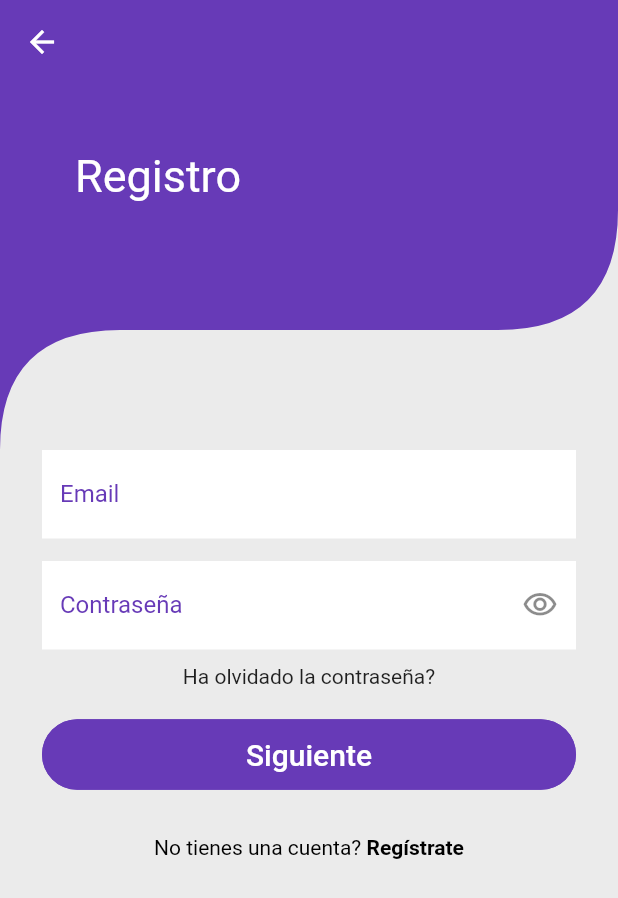
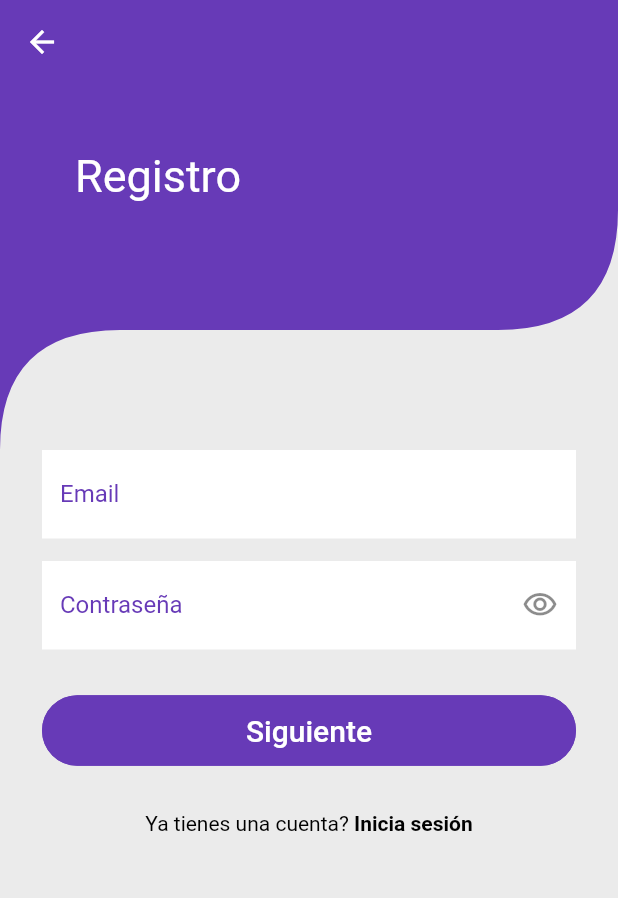
Before and after one commit to stivengm/ShopBeer_2022, a Flutter app: the RegisterView screen opened by its route, on a phone screen of 412 x 824 dp. Shown: the top 898 px of the screen. Run offline on Flutter 3.47's test engine with Material 2 defaults, Android fonts, the phone set to English and light mode, and no system bars; our stand-ins replace bloc, email_validator, equatable, firebase_auth, firebase_core, flutter_bloc and 4 more; accounts and stored records are empty; generated files the repository leaves out were written again; network calls fail.

Commit message:
Fix register with service register.

```diff
--- a/lib/gui/views/register_view/form_register.dart
+++ b/lib/gui/views/register_view/form_register.dart
@@ -1,7 +1,10 @@
 import 'package:flutter/gestures.dart';
 import 'package:flutter/material.dart';
 import 'package:shopbeer/gui/constants.dart';
+import 'package:shopbeer/gui/widgets/notifications_widget.dart';
 import 'package:shopbeer/gui/widgets/primary_button.dart';
+import 'package:firebase_auth/firebase_auth.dart';
+import 'package:email_validator/email_validator.dart';
 
 class FormRegister extends StatefulWidget {
   const FormRegister({ Key? key }) : super(key: key);
@@ -12,6 +15,9 @@ class FormRegister extends StatefulWidget {
 
 class _FormRegisterState extends State<FormRegister> {
   bool _passwordVisible = true;
+  final formKey = GlobalKey<FormState>();
+  TextEditingController emailController = TextEditingController();
+  TextEditingController passwordController = TextEditingController();
 
   @override
   void initState() {
@@ -21,15 +27,16 @@ class _FormRegisterState extends State<FormRegister> {
   @override
   Widget build(BuildContext context) {
     return Form(
+      key: formKey,
       child: Column(
         children: [
           TextFormField(
             textInputAction: TextInputAction.next,
-            onChanged: (value) {
-
-            },
+            controller: emailController,
             keyboardType: TextInputType.emailAddress,
             autocorrect: false,
+            autovalidateMode: AutovalidateMode.onUserInteraction,
+            validator: (email) => email != null && !EmailValidator.validate(email) ? 'Ingrese un email válido' : null,
             decoration: InputDecoration(
               labelText: 'Email',
               labelStyle: const TextStyle(
@@ -50,8 +57,10 @@ class _FormRegisterState extends State<FormRegister> {
           const SizedBox(height: 15.0),
           TextFormField(
             obscureText: _passwordVisible,
-            onChanged: (value) { },
+            controller: passwordController,
             autocorrect: false,
+            autovalidateMode: AutovalidateMode.onUserInteraction,
+            validator: (pass) => pass != null && pass.length < 6 ? 'Ingrese mínimo 6 caracteres' : null,
             decoration: InputDecoration(
               labelText: 'Contraseña',
               labelStyle: const TextStyle(
@@ -82,23 +91,21 @@ class _FormRegisterState extends State<FormRegister> {
             ),
           ),
           const SizedBox(height: 10.0),
-          const Text("Ha olvidado la contraseña?"),
-          // const TextApp(text: 'Ha olvidado la contraseña?', color: blackColor),
           const SizedBox(height: 20.0),
           PrimaryButton(
             text: 'Siguiente',
-            onPressed: () => Navigator.pop(context)
+            onPressed: signUp
           ),
           const SizedBox(height: 30.0),
           RichText(
             text: TextSpan(
-              text: 'No tienes una cuenta?',
+              text: 'Ya tienes una cuenta?',
               style: const TextStyle(
                 color: blackColor
               ),
               children: [
                 TextSpan(
-                  text: ' Regístrate',
+                  text: ' Inicia sesión',
                   style: const TextStyle(
                     fontWeight: FontWeight.bold
                   ),
@@ -112,10 +119,38 @@ class _FormRegisterState extends State<FormRegister> {
     );
   }
 
+  Future signUp() async {
+    final isValidForm = formKey.currentState!.validate();
+    if (!isValidForm) return;
+
+    showDialog(
+      context: context,
+      barrierDismissible: false,
+      builder: (context) => const Center(child: CircularProgressIndicator())
+    );
+
+    try {
+      await FirebaseAuth.instance.createUserWithEmailAndPassword(
+        email: emailController.text.trim(),
+        password: passwordController.text.trim()
+      );
+    } on FirebaseException catch (e) {
+      String message = '';
+      switch (e.code) {
+        case 'email-already-in-use':
+          message = 'Este correo ya se encuentra en uso, por favor ingrese otro correo o inicie sesión.';
+          break;
+        default:
+      }
+      NotificationsWidget(message: message).showNotificationError(context);
+    }
+
+  }
+
   TapGestureRecognizer _registro() {
 
     return TapGestureRecognizer()..onTap = () {
-      Navigator.pushNamed(context, 'register');
+      Navigator.pop(context);
     };
 
   }
```
